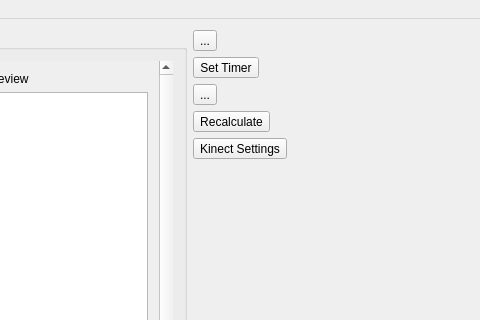
Above: mainwindow.ui from freemancw/PoseDesigner before the change; both pictures show x 356 to 836 and y 0 to 320 of the 1024 by 768 pixel window. Below: the same form after it.
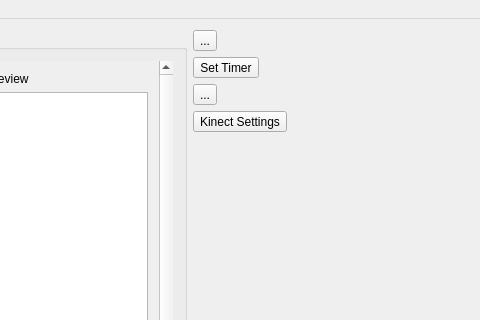
That is the form after the change. Icons and pictures are not drawn. Custom widgets are drawn as their Qt base class.

What changed in the file:
```diff
--- a/mainwindow.ui
+++ b/mainwindow.ui
@@ -475,29 +475,6 @@
      </widget>
     </item>
     <item row="3" column="1">
-     <widget class="QToolButton" name="buttonCalculate">
-      <property name="toolTip">
-       <string>Recalculate Sample Statistics</string>
-      </property>
-      <property name="statusTip">
-       <string>Recalculate Sample Statistics</string>
-      </property>
-      <property name="text">
-       <string>Recalculate</string>
-      </property>
-      <property name="icon">
-       <iconset resource="resources.qrc">
-        <normaloff>:/images/gui/icons/math.png</normaloff>:/images/gui/icons/math.png</iconset>
-      </property>
-      <property name="iconSize">
-       <size>
-        <width>64</width>
-        <height>64</height>
-       </size>
-      </property>
-     </widget>
-    </item>
-    <item row="4" column="1">
      <widget class="QToolButton" name="buttonKinectSettings">
       <property name="toolTip">
        <string>Adjust Kinect Settings</string>
```
Left out of the diff: 4 changed lines with no effect on the pictures.
